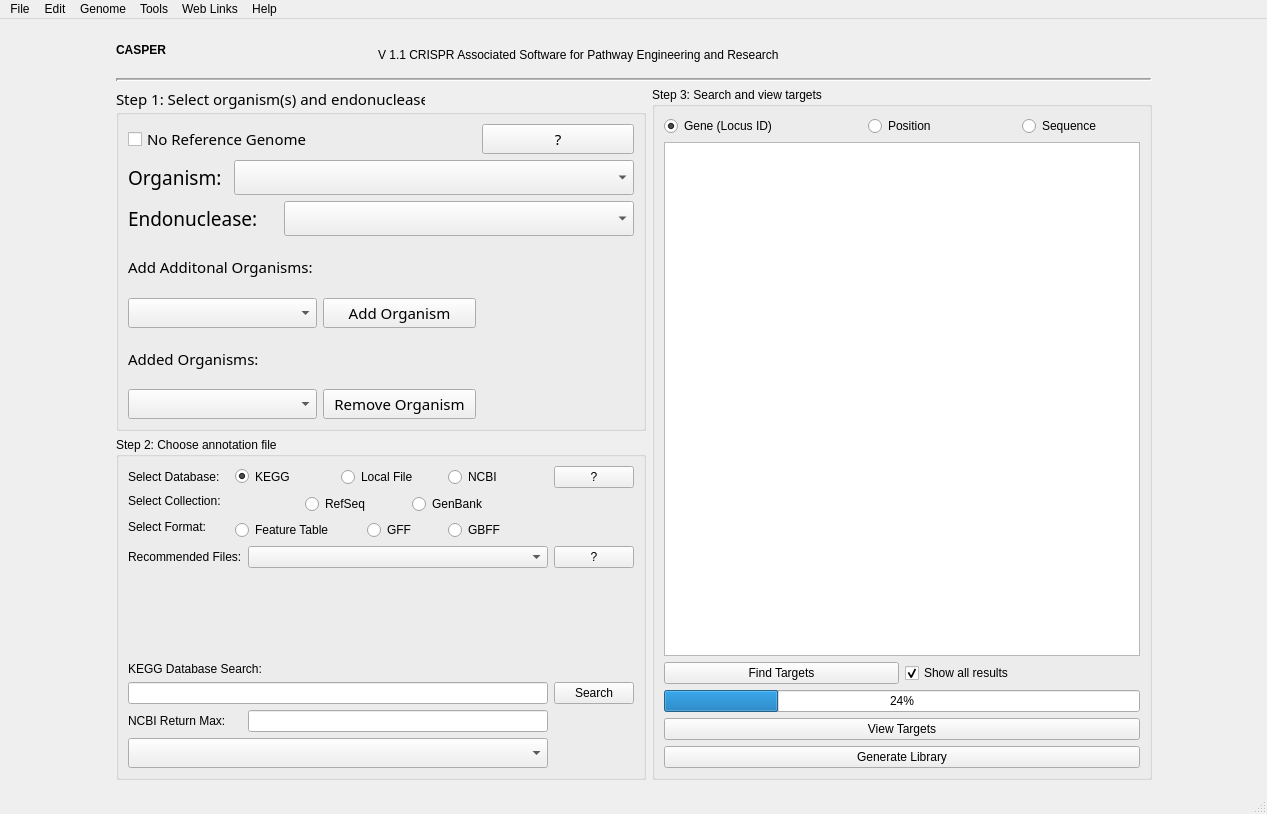
First picture: the form in CASPER_main.ui, repository TrinhLab/CASPERapp, before the edit.
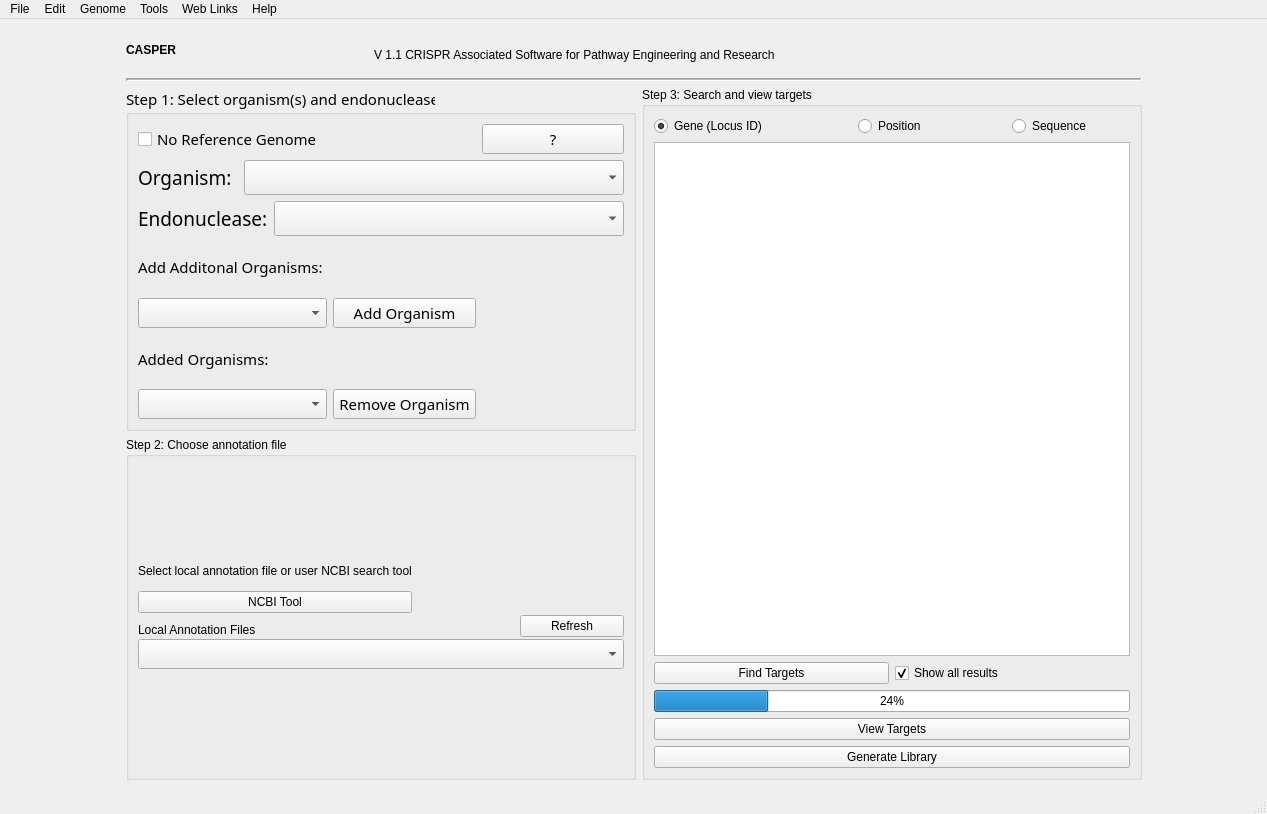
Second picture: the form after the edit.

Commit message: pushing udpate that adds in new NCBI search tool into main

```diff
--- a/CASPER_main.ui
+++ b/CASPER_main.ui
@@ -356,203 +356,33 @@
          <string>Step 2: Choose annotation file</string>
         </property>
         <layout class="QGridLayout" name="gridLayout_5">
-         <item row="1" column="0" rowspan="2" colspan="3">
+         <item row="2" column="1">
           <layout class="QGridLayout" name="gridLayout_14">
-           <item row="9" column="2">
-            <widget class="QPushButton" name="Search_Button">
-             <property name="maximumSize">
-              <size>
-               <width>80</width>
-               <height>23</height>
-              </size>
-             </property>
+           <property name="sizeConstraint">
+            <enum>QLayout::SetNoConstraint</enum>
+           </property>
+           <property name="spacing">
+            <number>2</number>
+           </property>
+           <item row="6" column="2">
+            <widget class="QPushButton" name="refresh_button">
              <property name="text">
-              <string>Search</string>
+              <string>Refresh</string>
              </property>
             </widget>
            </item>
-           <item row="2" column="0" colspan="2">
-            <layout class="QHBoxLayout" name="horizontalLayout_4">
-             <item>
-              <widget class="QLabel" name="label_3">
-               <property name="text">
-                <string>Select Database:</string>
-               </property>
-              </widget>
-             </item>
-             <item>
-              <widget class="QRadioButton" name="Annotation_Kegg">
-               <property name="minimumSize">
-                <size>
-                 <width>0</width>
-                 <height>17</height>
-                </size>
-               </property>
-               <property name="maximumSize">
-                <size>
-                 <width>16777215</width>
-                 <height>17</height>
-                </size>
-               </property>
-               <property name="text">
-                <string>KEGG</string>
-               </property>
-               <property name="checked">
-                <bool>true</bool>
-               </property>
-              </widget>
-             </item>
-             <item>
-              <widget class="QRadioButton" name="Annotation_Ownfile">
-               <property name="text">
-                <string>Local File</string>
-               </property>
-              </widget>
-             </item>
-             <item>
-              <widget class="QRadioButton" name="NCBI_Select">
-               <property name="text">
-                <string>NCBI</string>
-               </property>
-              </widget>
-             </item>
-            </layout>
-           </item>
-           <item row="3" column="0" colspan="2">
-            <layout class="QHBoxLayout" name="horizontalLayout_3">
-             <item alignment="Qt::AlignTop">
-              <widget class="QLabel" name="label_5">
-               <property name="text">
-                <string>Select Collection:</string>
-               </property>
-              </widget>
-             </item>
-             <item alignment="Qt::AlignHCenter|Qt::AlignTop">
-              <widget class="QRadioButton" name="refseq_button">
-               <property name="enabled">
-                <bool>true</bool>
-               </property>
-               <property name="text">
-                <string>RefSeq</string>
-               </property>
-               <property name="autoExclusive">
-                <bool>true</bool>
-               </property>
-               <attribute name="buttonGroup">
-                <string notr="true">refseq_genbank_buttonGroup</string>
-               </attribute>
-              </widget>
-             </item>
-             <item alignment="Qt::AlignTop">
-              <widget class="QRadioButton" name="genbank_button">
-               <property name="enabled">
-                <bool>true</bool>
-               </property>
-               <property name="text">
-                <string>GenBank</string>
-               </property>
-               <property name="autoExclusive">
-                <bool>true</bool>
-               </property>
-               <attribute name="buttonGroup">
-                <string notr="true">refseq_genbank_buttonGroup</string>
-               </attribute>
-              </widget>
-             </item>
-            </layout>
-           </item>
-           <item row="4" column="0" colspan="2">
-            <layout class="QHBoxLayout" name="horizontalLayout_2">
-             <item alignment="Qt::AlignTop">
-              <widget class="QLabel" name="label_6">
-               <property name="maximumSize">
-                <size>
-                 <width>16777215</width>
-                 <height>1111111</height>
-                </size>
-               </property>
-               <property name="text">
-                <string>Select Format:</string>
-               </property>
-              </widget>
-             </item>
-             <item alignment="Qt::AlignTop">
-              <widget class="QRadioButton" name="feature_table_button">
-               <property name="text">
-                <string>Feature Table</string>
-               </property>
-               <attribute name="buttonGroup">
-                <string notr="true">type_of_annotation_file</string>
-               </attribute>
-              </widget>
-             </item>
-             <item alignment="Qt::AlignHCenter|Qt::AlignTop">
-              <widget class="QRadioButton" name="gff_button">
-               <property name="text">
-                <string>GFF</string>
-               </property>
-               <attribute name="buttonGroup">
-                <string notr="true">type_of_annotation_file</string>
-               </attribute>
-              </widget>
-             </item>
-             <item alignment="Qt::AlignTop">
-              <widget class="QRadioButton" name="gbff_button">
-               <property name="text">
-                <string>GBFF</string>
-               </property>
-               <attribute name="buttonGroup">
-                <string notr="true">type_of_annotation_file</string>
-               </attribute>
-              </widget>
-             </item>
-            </layout>
-           </item>
-           <item row="5" column="0">
-            <widget class="QLabel" name="label_4">
+           <item row="6" column="0">
+            <widget class="QLabel" name="label_3">
              <property name="text">
-              <string>Recommended Files:</string>
-             </property>
-            </widget>
-           </item>
-           <item row="8" column="0" colspan="3" alignment="Qt::AlignLeft|Qt::AlignBottom">
-            <widget class="QLabel" name="Search_Label">
-             <property name="text">
-              <string>KEGG Database Search:</string>
+              <string>Local Annotation Files</string>
              </property>
              <property name="alignment">
-              <set>Qt::AlignCenter</set>
+              <set>Qt::AlignBottom|Qt::AlignLeading|Qt::AlignLeft</set>
              </property>
             </widget>
            </item>
-           <item row="10" column="1">
-            <widget class="QLineEdit" name="ncbi_ret_max_line_edit">
-             <property name="enabled">
-              <bool>true</bool>
-             </property>
-             <property name="toolTip">
-              <string>&lt;html&gt;&lt;head/&gt;&lt;body&gt;&lt;p&gt;This allows you to set the maximum number of results returned from Entrez.&lt;/p&gt;&lt;p&gt;No value above 100 is allowed.&lt;/p&gt;&lt;p&gt;Note: The larger the number entered, the longer the search could take.&lt;/p&gt;&lt;/body&gt;&lt;/html&gt;</string>
-             </property>
-            </widget>
-           </item>
-           <item row="9" column="0" colspan="2">
-            <widget class="QLineEdit" name="Search_Input"/>
-           </item>
-           <item row="2" column="2">
-            <widget class="QPushButton" name="Confused_Button">
-             <property name="maximumSize">
-              <size>
-               <width>80</width>
-               <height>23</height>
-              </size>
-             </property>
-             <property name="text">
-              <string>?</string>
-             </property>
-            </widget>
-           </item>
-           <item row="11" column="0" colspan="2">
-            <widget class="QComboBox" name="Annotations_Organism">
+           <item row="7" column="0" colspan="3">
+            <widget class="QComboBox" name="annotation_files">
              <property name="minimumSize">
               <size>
                <width>320</width>
@@ -570,43 +400,39 @@
              </property>
             </widget>
            </item>
-           <item row="6" column="1">
-            <spacer name="verticalSpacer">
-             <property name="orientation">
-              <enum>Qt::Vertical</enum>
+           <item row="0" column="0">
+            <layout class="QHBoxLayout" name="horizontalLayout_4">
+             <property name="spacing">
+              <number>0</number>
              </property>
-             <property name="sizeHint" stdset="0">
-              <size>
-               <width>20</width>
-               <height>30</height>
-              </size>
+             <property name="sizeConstraint">
+              <enum>QLayout::SetNoConstraint</enum>
              </property>
-            </spacer>
-           </item>
-           <item row="10" column="0">
-            <widget class="QLabel" name="ncbi_ret_max_label">
-             <property name="text">
-              <string>NCBI Return Max:</string>
+             <property name="bottomMargin">
+              <number>0</number>
              </property>
-            </widget>
+             <item>
+              <widget class="QLabel" name="label_4">
+               <property name="maximumSize">
+                <size>
+                 <width>10000</width>
+                 <height>25</height>
+                </size>
+               </property>
+               <property name="text">
+                <string>Select local annotation file or user NCBI search tool</string>
+               </property>
+               <property name="alignment">
+                <set>Qt::AlignLeading|Qt::AlignLeft|Qt::AlignTop</set>
+               </property>
+              </widget>
+             </item>
+            </layout>
            </item>
-           <item row="5" column="2">
-            <widget class="QPushButton" name="rec_files_q">
+           <item row="1" column="0">
+            <widget class="QPushButton" name="launch_ncbi_button">
              <property name="text">
-              <string>?</string>
-             </property>
-            </widget>
-           </item>
-           <item row="5" column="1">
-            <widget class="QComboBox" name="rec_files">
-             <property name="enabled">
-              <bool>true</bool>
-             </property>
-             <property name="minimumSize">
-              <size>
-               <width>300</width>
-               <height>0</height>
-              </size>
+              <string>NCBI Tool</string>
              </property>
             </widget>
            </item>
```
Left out of the diff: 1 changed line with no effect on the pictures. The commit also changes 11 other files.
